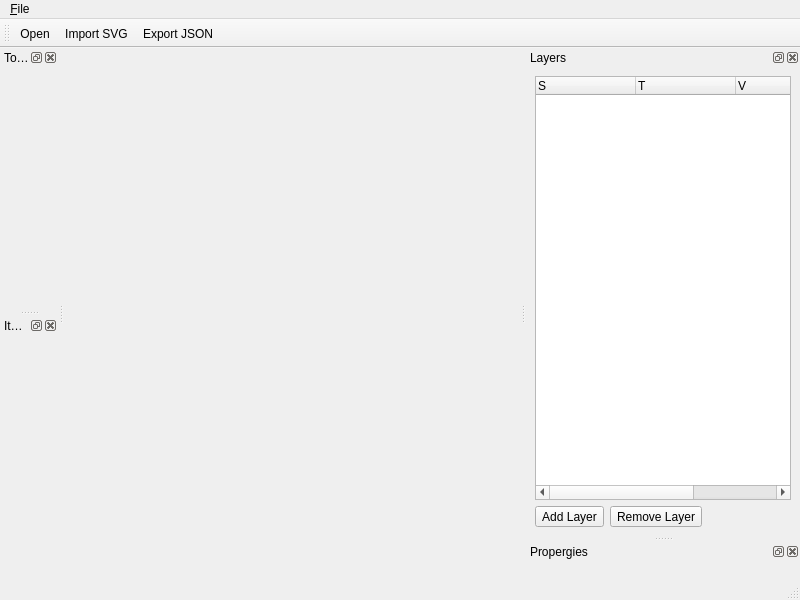
This is src/ui/LaserControllerWindow.ui in oneminute/LaserController as Qt 5 draws it before an edit. The edited form follows.
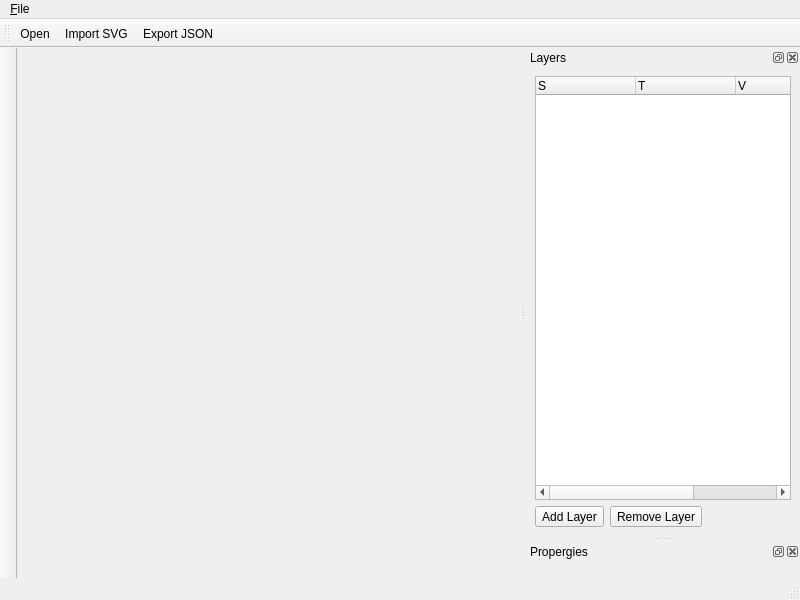
This is the edited form. Icons and pictures are not drawn. Custom widgets are drawn as their Qt base class.

The edit to the form file:
```diff
--- a/src/ui/LaserControllerWindow.ui
+++ b/src/ui/LaserControllerWindow.ui
@@ -48,24 +48,6 @@
    <addaction name="actionImportSVG"/>
    <addaction name="actionExportJSON"/>
   </widget>
-  <widget class="QDockWidget" name="dockWidgetTools">
-   <property name="windowTitle">
-    <string>Tools</string>
-   </property>
-   <attribute name="dockWidgetArea">
-    <number>1</number>
-   </attribute>
-   <widget class="QWidget" name="dockWidgetContents"/>
-  </widget>
-  <widget class="QDockWidget" name="dockWidgetItems">
-   <property name="windowTitle">
-    <string>Items</string>
-   </property>
-   <attribute name="dockWidgetArea">
-    <number>1</number>
-   </attribute>
-   <widget class="QWidget" name="dockWidgetContents_2"/>
-  </widget>
   <widget class="QDockWidget" name="dockWidgetLayers">
    <property name="windowTitle">
     <string>Layers</string>
@@ -154,6 +136,32 @@
    </attribute>
    <widget class="QWidget" name="dockWidgetContents_4"/>
   </widget>
+  <widget class="QToolBar" name="toolBarTools">
+   <property name="windowTitle">
+    <string>toolBar_2</string>
+   </property>
+   <property name="movable">
+    <bool>false</bool>
+   </property>
+   <property name="allowedAreas">
+    <set>Qt::LeftToolBarArea</set>
+   </property>
+   <property name="iconSize">
+    <size>
+     <width>24</width>
+     <height>24</height>
+    </size>
+   </property>
+   <property name="floatable">
+    <bool>false</bool>
+   </property>
+   <attribute name="toolBarArea">
+    <enum>LeftToolBarArea</enum>
+   </attribute>
+   <attribute name="toolBarBreak">
+    <bool>false</bool>
+   </attribute>
+  </widget>
   <action name="actionOpen">
    <property name="text">
     <string>Open</string>
```
Left out of the diff: 84 changed lines with no effect on the pictures.
